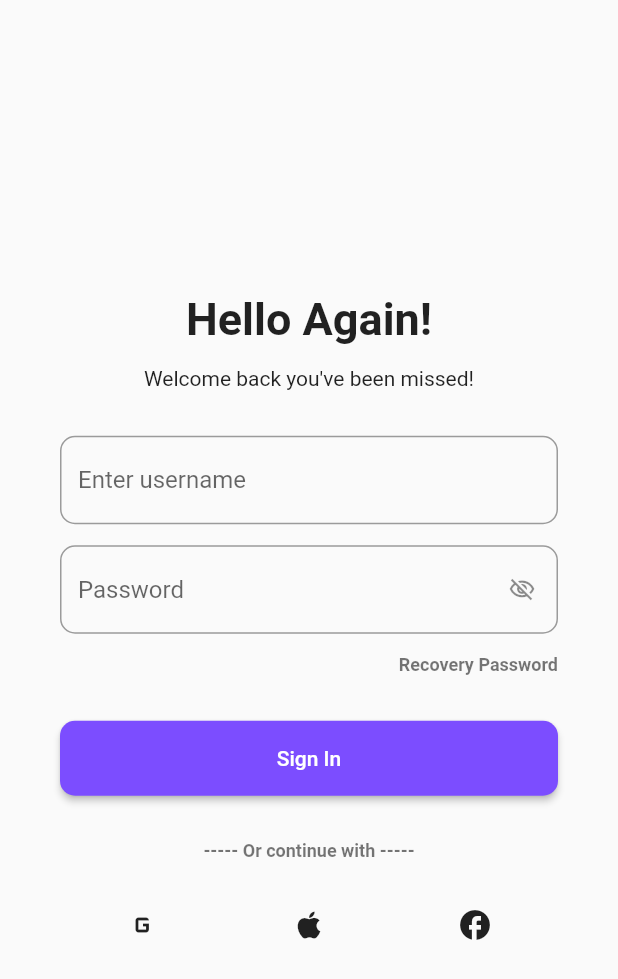
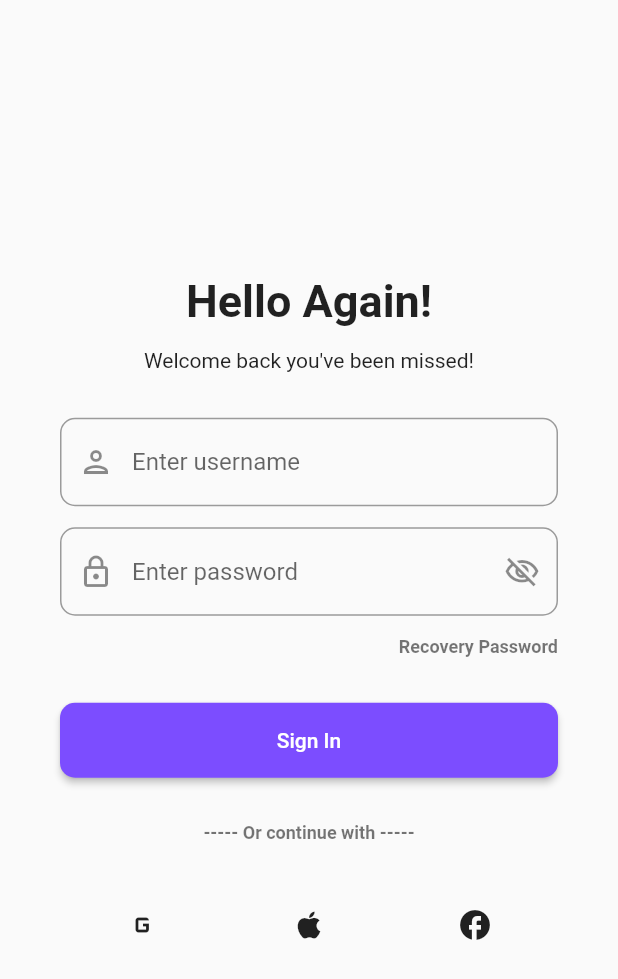
Before and after one commit to oguzkaba/linda_estore, a Flutter app: the screen it shows after launch, on a phone screen of 412 x 824 dp. Shown: the top 979 px of the screen. Run offline on Flutter 3.47's test engine with Material 2 defaults, Android fonts, the phone set to English and light mode, and no system bars; our stand-ins replace auto_route, equatable, flutter_bloc.

Commit message:
commit-1

```diff
--- a/lib/features/auth/login/view/login_view.dart
+++ b/lib/features/auth/login/view/login_view.dart
@@ -1,4 +1,9 @@
+import 'package:auto_route/auto_route.dart';
 import 'package:flutter/material.dart';
+import 'package:linda_wedding_ecommerce/core/routes/routes.gr.dart';
+
+import '../../../../widgets/export_widget.dart';
+import '../../../../widgets/iconbutton_widget.dart';
 
 class LoginView extends StatefulWidget {
   const LoginView({Key? key}) : super(key: key);
@@ -26,20 +31,17 @@ class _LoginViewState extends State<LoginView> {
                 "Welcome back you've been missed!",
               ),
               const SizedBox(height: 30),
-              const TextField(
-                decoration: InputDecoration(
-                    border: OutlineInputBorder(
-                        borderRadius: BorderRadius.all(Radius.circular(10.0))),
-                    hintText: "Enter username"),
-              ),
+              const TextFieldWidget(
+                  pIcon: Icons.person_outlined,
+                  labelText: "UserName",
+                  hintText: "Enter username"),
               const SizedBox(height: 14),
-              const TextField(
-                decoration: InputDecoration(
-                    border: OutlineInputBorder(
-                        borderRadius: BorderRadius.all(Radius.circular(10.0))),
-                    hintText: "Password",
-                    suffixIcon: Icon(Icons.visibility_off_outlined, size: 18)),
-              ),
+              const TextFieldWidget(
+                  pIcon: Icons.lock_outlined,
+                  sIcon: Icons.visibility_off_outlined,
+                  obscureText: true,
+                  labelText: "Password",
+                  hintText: "Enter password"),
               const SizedBox(height: 14),
               const Align(
                 alignment: Alignment.centerRight,
@@ -53,13 +55,8 @@ class _LoginViewState extends State<LoginView> {
               SizedBox(
                   width: double.infinity,
                   height: 50,
-                  child: ElevatedButton(
-                      onPressed: () {},
-                      style: ElevatedButton.styleFrom(
-                          shape: RoundedRectangleBorder(
-                              borderRadius: BorderRadius.circular(10)),
-                          backgroundColor: Colors.deepPurpleAccent),
-                      child: const Text("Sign In"))),
+                  child: EButtonWidget(
+                      onPress: () => context.router.push(const OnboardView()))),
               const SizedBox(height: 30),
               const Text("----- Or continue with -----",
                   style: TextStyle(
@@ -70,9 +67,9 @@ class _LoginViewState extends State<LoginView> {
               Row(
                 mainAxisAlignment: MainAxisAlignment.spaceAround,
                 children: const [
-                  Icon(Icons.g_mobiledata),
-                  Icon(Icons.apple),
-                  Icon(Icons.facebook),
+                  IconButtonWidget(icon: Icons.g_mobiledata),
+                  IconButtonWidget(icon: Icons.apple),
+                  IconButtonWidget(icon: Icons.facebook),
                 ],
               )
             ],
--- a/lib/main.dart
+++ b/lib/main.dart
@@ -1,22 +1,31 @@
 import 'package:flutter/material.dart';
-import 'package:linda_wedding_ecommerce/features/auth/login/view/login_view.dart';
+import 'package:flutter_bloc/flutter_bloc.dart';
+import 'package:linda_wedding_ecommerce/features/onboard/bloc/products_bloc.dart';
+
+import 'core/routes/routes.gr.dart';
 
 void main() {
-  runApp(const MyApp());
+  runApp(BlocProvider(
+    create: (context) => ProductsBloc(),
+    child: const MyApp(),
+  ));
 }
+
+final _appRouter = AppRouter();
 
 class MyApp extends StatelessWidget {
   const MyApp({super.key});
 
   @override
   Widget build(BuildContext context) {
-    return MaterialApp(
+    return MaterialApp.router(
       debugShowCheckedModeBanner: false,
       title: 'Flutter Demo',
       theme: ThemeData(
         primarySwatch: Colors.blue,
       ),
-      home: const LoginView(),
+      routerDelegate: _appRouter.delegate(),
+      routeInformationParser: _appRouter.defaultRouteParser(),
     );
   }
 }
--- /dev/null
+++ b/lib/widgets/ebutton_widget.dart
@@ -0,0 +1,20 @@
+import 'package:flutter/material.dart';
+
+class EButtonWidget extends StatelessWidget {
+  final VoidCallback? onPress;
+  const EButtonWidget({
+    Key? key,
+    this.onPress,
+  }) : super(key: key);
+
+  @override
+  Widget build(BuildContext context) {
+    return ElevatedButton(
+        onPressed: onPress ?? () {},
+        style: ElevatedButton.styleFrom(
+            shape:
+                RoundedRectangleBorder(borderRadius: BorderRadius.circular(10)),
+            backgroundColor: Colors.deepPurpleAccent),
+        child: const Text("Sign In"));
+  }
+}
--- /dev/null
+++ b/lib/widgets/export_widget.dart
@@ -0,0 +1,2 @@
+export 'textfield_widget.dart';
+export 'ebutton_widget.dart';
--- /dev/null
+++ b/lib/widgets/iconbutton_widget.dart
@@ -0,0 +1,18 @@
+import 'package:flutter/material.dart';
+
+class IconButtonWidget extends StatelessWidget {
+  final IconData icon;
+  const IconButtonWidget({
+    Key? key,
+    required this.icon,
+  }) : super(key: key);
+
+  @override
+  Widget build(BuildContext context) {
+    return IconButton(
+      tooltip: "Google",
+      icon: Icon(icon),
+      onPressed: () {},
+    );
+  }
+}
--- /dev/null
+++ b/lib/widgets/textfield_widget.dart
@@ -0,0 +1,35 @@
+import 'package:flutter/material.dart';
+
+class TextFieldWidget extends StatelessWidget {
+  final String? labelText;
+  final String? hintText;
+  final bool? obscureText;
+  final IconData? pIcon;
+  final IconData? sIcon;
+  const TextFieldWidget({
+    Key? key,
+    this.labelText,
+    this.hintText,
+    this.obscureText,
+    this.pIcon,
+    this.sIcon,
+  }) : super(key: key);
+
+  @override
+  Widget build(BuildContext context) {
+    return TextField(
+      obscureText: obscureText ?? false,
+      decoration: InputDecoration(
+          //labelStyle: TextStyle(color: Colors.deepPurple),
+          //labelText: labelText ?? "",
+          prefixIcon: pIcon == null ? null : Icon(pIcon),
+          suffixIcon: sIcon == null ? null : Icon(sIcon),
+          focusedBorder: const OutlineInputBorder(
+              borderSide: BorderSide(color: Colors.deepPurpleAccent, width: 2),
+              borderRadius: BorderRadius.all(Radius.circular(10.0))),
+          border: const OutlineInputBorder(
+              borderRadius: BorderRadius.all(Radius.circular(10.0))),
+          hintText: hintText ?? ""),
+    );
+  }
+}
```
Also changed, not shown: lib/core/routes/routes.dart (added, +12 -0 lines), lib/features/onboard/bloc/products_bloc.dart (added, +24 -0 lines), lib/features/onboard/bloc/products_event.dart (added, +10 -0 lines), lib/features/onboard/bloc/products_state.dart (added, +32 -0 lines), lib/features/onboard/model/product_model.dart (added, +72 -0 lines), lib/features/onboard/service/product_service.dart (added, +15 -0 lines), lib/features/onboard/view/onboard_view.dart (added, +75 -0 lines), pubspec.yaml (+11 -73 lines), lib/core/routes/routes.gr.dart (added), pubspec.lock.
